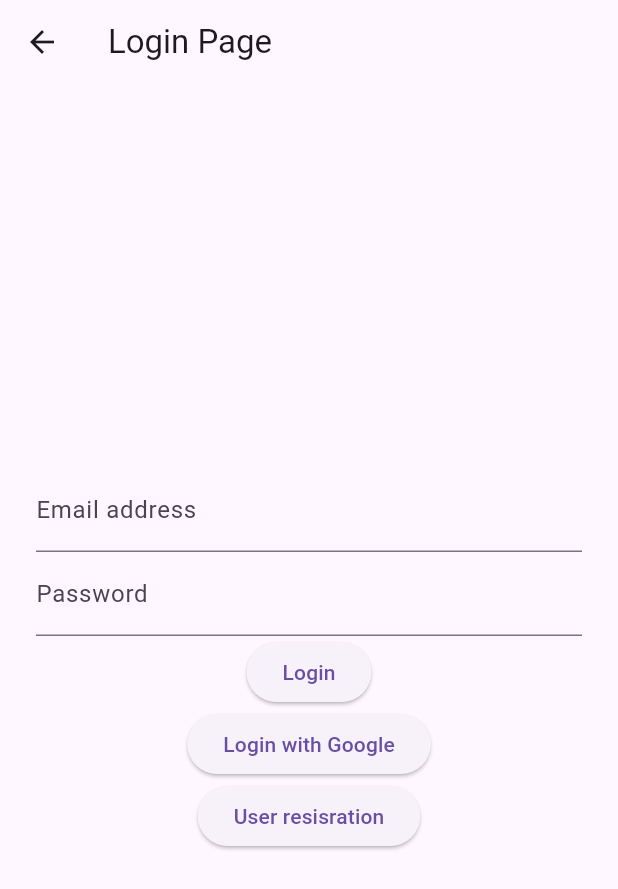
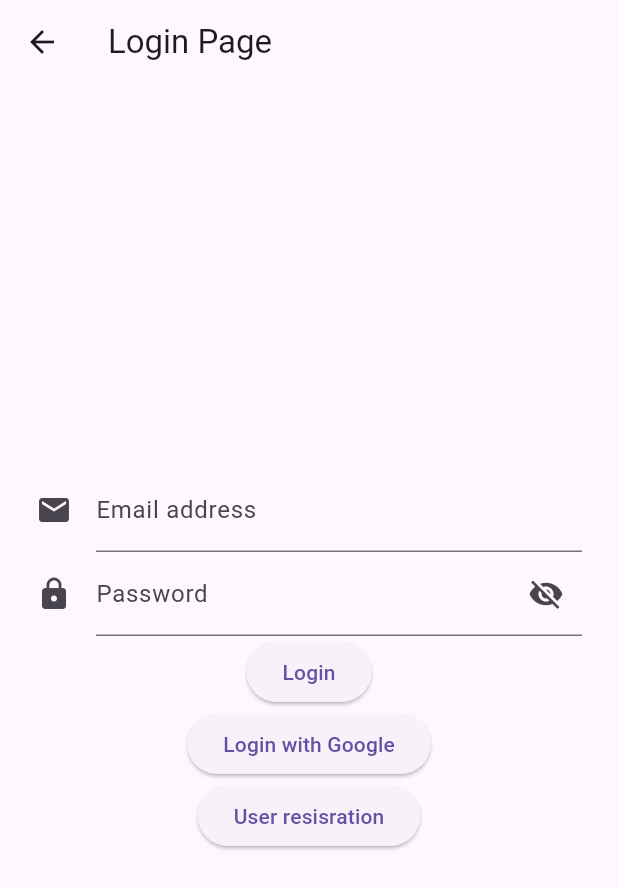
Before and after one commit to ichiro16go/flutter-waseda-map, a Flutter app: the LoginPage screen opened directly, on a phone screen of 412 x 824 dp. Shown: the top 889 px of the screen. Run offline on Flutter 3.47's test engine with Material 3 defaults, Android fonts, the light colour scheme and no system bars; our stand-ins replace cloud_firestore, firebase_auth, firebase_core, flutter_map, geolocator, google_sign_in and 1 more; accounts and stored records are empty.

Commit message:
[Feat] Icon

```diff
--- a/lib/pages/loginPages.dart
+++ b/lib/pages/loginPages.dart
@@ -1,7 +1,6 @@
 import 'package:flutter/material.dart';
 import 'package:firebase_auth/firebase_auth.dart';
 import 'package:google_sign_in/google_sign_in.dart';
-// import 'firebase_options.dart';
 
 
 class LoginPage extends StatefulWidget {
@@ -14,6 +13,7 @@ class LoginPage extends StatefulWidget {
 class _LoginPageState extends State<LoginPage> {
   String _email = '';
   String _password = '';
+  bool _isHiddenPassword = true;
   static final _googleSignin = GoogleSignIn(
     scopes: [
       'email',
@@ -35,7 +35,10 @@ class _LoginPageState extends State<LoginPage> {
             mainAxisAlignment: MainAxisAlignment.center,
             children: <Widget>[
               TextFormField( // for original email
-                decoration: const InputDecoration(labelText: 'Email address'),
+                decoration: const InputDecoration(
+                  icon: Icon(Icons.mail),
+                  labelText: 'Email address'
+                ),
                 onChanged: (String value) {
                   setState(() {
                     _email = value;
@@ -43,7 +46,21 @@ class _LoginPageState extends State<LoginPage> {
                 },
               ),
               TextFormField( // for original password
-                decoration: const InputDecoration(labelText: 'Password'),
+                obscureText: _isHiddenPassword,
+                decoration: InputDecoration(
+                  icon: const Icon( Icons.lock),
+                  labelText: 'Password',
+                  suffixIcon: IconButton(
+                    icon: Icon(
+                      _isHiddenPassword ? Icons.visibility_off : Icons.visibility,
+                    ),
+                    onPressed: () {
+                      setState(() {
+                        _isHiddenPassword = !_isHiddenPassword;
+                      });
+                    },
+                  ),
+                ),
                 onChanged: (String value) {
                   setState(() {
                     _password = value;
```
